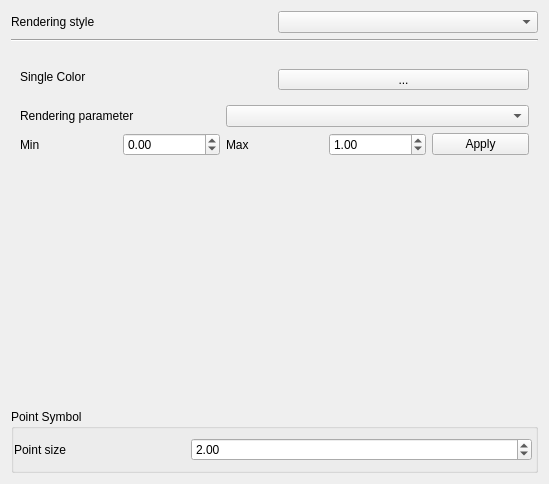
First picture: the form in src/ui/3d/qgspointcloud3dsymbolwidget.ui, repository qgis/QGIS, before the edit.
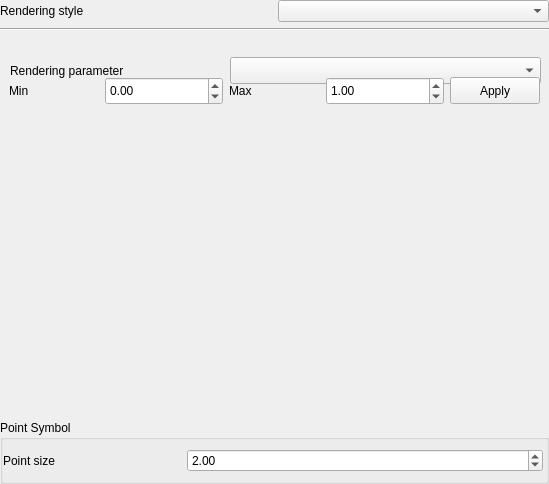
Second picture: the form after the edit. The open tabs and pages were chosen to show the change. Custom widgets are drawn as their Qt base class.

Commit message: Use a stacked widget for switching between point cloud 3d symbol options

The edit to the form file:
```diff
--- a/src/ui/3d/qgspointcloud3dsymbolwidget.ui
+++ b/src/ui/3d/qgspointcloud3dsymbolwidget.ui
@@ -11,144 +11,19 @@
    </rect>
   </property>
   <layout class="QGridLayout" name="gridLayout">
-   <item row="2" column="0" colspan="4">
-    <widget class="Line" name="line">
-     <property name="orientation">
-      <enum>Qt::Horizontal</enum>
-     </property>
-    </widget>
-   </item>
+   <property name="leftMargin">
+    <number>0</number>
+   </property>
+   <property name="topMargin">
+    <number>0</number>
+   </property>
+   <property name="rightMargin">
+    <number>0</number>
+   </property>
+   <property name="bottomMargin">
+    <number>0</number>
+   </property>
    <item row="5" column="0" colspan="4">
-    <widget class="QFrame" name="mColorRampFrame">
-     <layout class="QGridLayout" name="gridLayout_2">
-      <property name="topMargin">
-       <number>0</number>
-      </property>
-      <item row="1" column="2">
-       <widget class="QLabel" name="label_2">
-        <property name="text">
-         <string>Max</string>
-        </property>
-       </widget>
-      </item>
-      <item row="1" column="1">
-       <widget class="QDoubleSpinBox" name="mColorRampShaderMinEdit">
-        <property name="minimum">
-         <double>-10000000.000000000000000</double>
-        </property>
-        <property name="maximum">
-         <double>10000000.000000000000000</double>
-        </property>
-        <property name="value">
-         <double>0.000000000000000</double>
-        </property>
-       </widget>
-      </item>
-      <item row="1" column="3">
-       <widget class="QDoubleSpinBox" name="mColorRampShaderMaxEdit">
-        <property name="minimum">
-         <double>-10000000.000000000000000</double>
-        </property>
-        <property name="maximum">
-         <double>10000000.000000000000000</double>
-        </property>
-        <property name="value">
-         <double>1.000000000000000</double>
-        </property>
-       </widget>
-      </item>
-      <item row="1" column="0">
-       <widget class="QLabel" name="label_3">
-        <property name="text">
-         <string>Min</string>
-        </property>
-       </widget>
-      </item>
-      <item row="1" column="4">
-       <widget class="QPushButton" name="mColorRampShaderMinMaxReloadButton">
-        <property name="text">
-         <string>Apply</string>
-        </property>
-       </widget>
-      </item>
-      <item row="0" column="2" colspan="3">
-       <widget class="QgsPointCloudAttributeComboBox" name="mRenderingParameterComboBox"/>
-      </item>
-      <item row="0" column="0" colspan="2">
-       <widget class="QLabel" name="label_5">
-        <property name="text">
-         <string>Rendering parameter</string>
-        </property>
-       </widget>
-      </item>
-      <item row="2" column="0" colspan="5">
-       <widget class="QgsColorRampShaderWidget" name="mColorRampShaderWidget" native="true"/>
-      </item>
-     </layout>
-    </widget>
-   </item>
-   <item row="1" column="2" colspan="2">
-    <widget class="QComboBox" name="mRenderingStyleComboBox"/>
-   </item>
-   <item row="7" column="0" colspan="4">
-    <spacer name="verticalSpacer">
-     <property name="orientation">
-      <enum>Qt::Vertical</enum>
-     </property>
-     <property name="sizeHint" stdset="0">
-      <size>
-       <width>20</width>
-       <height>40</height>
-      </size>
-     </property>
-    </spacer>
-   </item>
-   <item row="1" column="0" colspan="2">
-    <widget class="QLabel" name="label_4">
-     <property name="text">
-      <string>Rendering style</string>
-     </property>
-    </widget>
-   </item>
-   <item row="4" column="0" colspan="4">
-    <widget class="QFrame" name="mSingleColorFrame">
-     <layout class="QGridLayout" name="gridLayout_3">
-      <property name="topMargin">
-       <number>0</number>
-      </property>
-      <item row="1" column="1">
-       <widget class="QgsColorButton" name="mSingleColorBtn">
-        <property name="sizePolicy">
-         <sizepolicy hsizetype="Preferred" vsizetype="Fixed">
-          <horstretch>0</horstretch>
-          <verstretch>0</verstretch>
-         </sizepolicy>
-        </property>
-        <property name="text">
-         <string>...</string>
-        </property>
-       </widget>
-      </item>
-      <item row="0" column="0" rowspan="2">
-       <widget class="QLabel" name="label_6">
-        <property name="text">
-         <string>Single Color</string>
-        </property>
-       </widget>
-      </item>
-     </layout>
-    </widget>
-   </item>
-   <item row="3" column="0" colspan="4">
-    <widget class="QFrame" name="mPointSizeFrame">
-     <layout class="QGridLayout" name="gridLayout_4">
-      <property name="topMargin">
-       <number>0</number>
-      </property>
-     </layout>
-    </widget>
-   </item>
-   <item row="8" column="0" colspan="4">
     <widget class="QGroupBox" name="mLayerRenderingGroupBox_2">
      <property name="title">
       <string>Point Symbol</string>
@@ -186,6 +61,189 @@
      </layout>
     </widget>
    </item>
+   <item row="1" column="2" colspan="2">
+    <widget class="QComboBox" name="mRenderingStyleComboBox"/>
+   </item>
+   <item row="1" column="0" colspan="2">
+    <widget class="QLabel" name="label_4">
+     <property name="text">
+      <string>Rendering style</string>
+     </property>
+    </widget>
+   </item>
+   <item row="2" column="0" colspan="4">
+    <widget class="Line" name="line">
+     <property name="orientation">
+      <enum>Qt::Horizontal</enum>
+     </property>
+    </widget>
+   </item>
+   <item row="4" column="0" colspan="4">
+    <spacer name="verticalSpacer">
+     <property name="orientation">
+      <enum>Qt::Vertical</enum>
+     </property>
+     <property name="sizeHint" stdset="0">
+      <size>
+       <width>20</width>
+       <height>40</height>
+      </size>
+     </property>
+    </spacer>
+   </item>
+   <item row="3" column="0" colspan="4">
+    <widget class="QStackedWidget" name="mStackedWidget">
+     <widget class="QWidget" name="page"/>
+     <widget class="QWidget" name="page_3">
+      <widget class="QLabel" name="label_6">
+       <property name="geometry">
+        <rect>
+         <x>0</x>
+         <y>30</y>
+         <width>263</width>
+         <height>32</height>
+        </rect>
+       </property>
+       <property name="text">
+        <string>Single Color</string>
+       </property>
+      </widget>
+      <widget class="QgsColorButton" name="mSingleColorBtn">
+       <property name="geometry">
+        <rect>
+         <x>269</x>
+         <y>36</y>
+         <width>262</width>
+         <height>26</height>
+        </rect>
+       </property>
+       <property name="sizePolicy">
+        <sizepolicy hsizetype="Preferred" vsizetype="Fixed">
+         <horstretch>0</horstretch>
+         <verstretch>0</verstretch>
+        </sizepolicy>
+       </property>
+       <property name="text">
+        <string>...</string>
+       </property>
+      </widget>
+     </widget>
+     <widget class="QWidget" name="page_4">
+      <widget class="QLabel" name="label_5">
+       <property name="geometry">
+        <rect>
+         <x>10</x>
+         <y>20</y>
+         <width>214</width>
+         <height>27</height>
+        </rect>
+       </property>
+       <property name="text">
+        <string>Rendering parameter</string>
+       </property>
+      </widget>
+      <widget class="QgsPointCloudAttributeComboBox" name="mRenderingParameterComboBox">
+       <property name="geometry">
+        <rect>
+         <x>230</x>
+         <y>20</y>
+         <width>311</width>
+         <height>27</height>
+        </rect>
+       </property>
+      </widget>
+      <widget class="QPushButton" name="mColorRampShaderMinMaxReloadButton">
+       <property name="geometry">
+        <rect>
+         <x>450</x>
+         <y>40</y>
+         <width>90</width>
+         <height>27</height>
+        </rect>
+       </property>
+       <property name="text">
+        <string>Apply</string>
+       </property>
+      </widget>
+      <widget class="QDoubleSpinBox" name="mColorRampShaderMaxEdit">
+       <property name="geometry">
+        <rect>
+         <x>326</x>
+         <y>40</y>
+         <width>118</width>
+         <height>28</height>
+        </rect>
+       </property>
+       <property name="minimum">
+        <double>-10000000.000000000000000</double>
+       </property>
+       <property name="maximum">
+        <double>10000000.000000000000000</double>
+       </property>
+       <property name="value">
+        <double>1.000000000000000</double>
+       </property>
+      </widget>
+      <widget class="QLabel" name="label_3">
+       <property name="geometry">
+        <rect>
+         <x>9</x>
+         <y>40</y>
+         <width>90</width>
+         <height>28</height>
+        </rect>
+       </property>
+       <property name="text">
+        <string>Min</string>
+       </property>
+      </widget>
+      <widget class="QLabel" name="label_2">
+       <property name="geometry">
+        <rect>
+         <x>229</x>
+         <y>40</y>
+         <width>91</width>
+         <height>28</height>
+        </rect>
+       </property>
+       <property name="text">
+        <string>Max</string>
+       </property>
+      </widget>
+      <widget class="QDoubleSpinBox" name="mColorRampShaderMinEdit">
+       <property name="geometry">
+        <rect>
+         <x>105</x>
+         <y>40</y>
+         <width>118</width>
+         <height>28</height>
+        </rect>
+       </property>
+       <property name="minimum">
+        <double>-10000000.000000000000000</double>
+       </property>
+       <property name="maximum">
+        <double>10000000.000000000000000</double>
+       </property>
+       <property name="value">
+        <double>0.000000000000000</double>
+       </property>
+      </widget>
+      <widget class="QgsColorRampShaderWidget" name="mColorRampShaderWidget" native="true">
+       <property name="geometry">
+        <rect>
+         <x>0</x>
+         <y>70</y>
+         <width>531</width>
+         <height>77</height>
+        </rect>
+       </property>
+      </widget>
+     </widget>
+     <widget class="QWidget" name="page_5"/>
+     <widget class="QWidget" name="page_2"/>
+    </widget>
+   </item>
   </layout>
  </widget>
  <customwidgets>
```
The commit also changes 1 other file.
